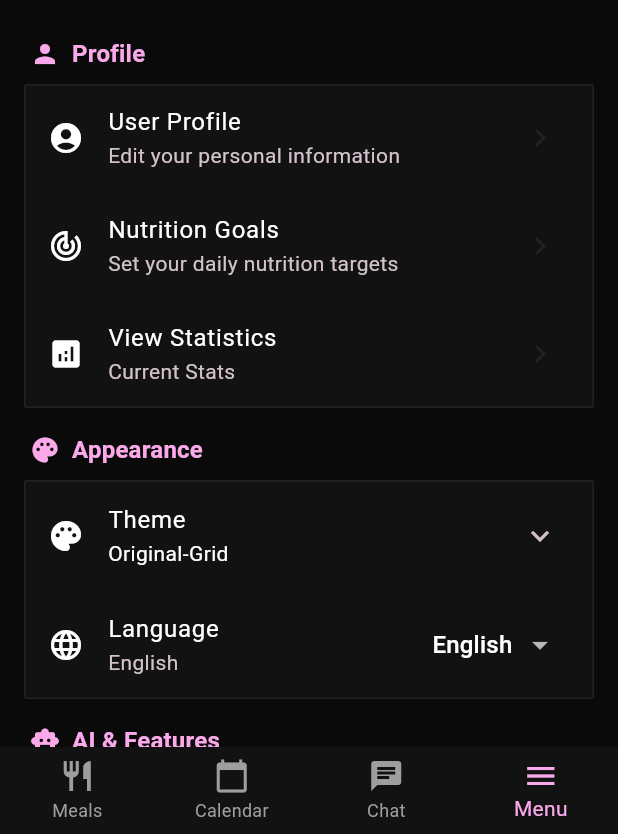
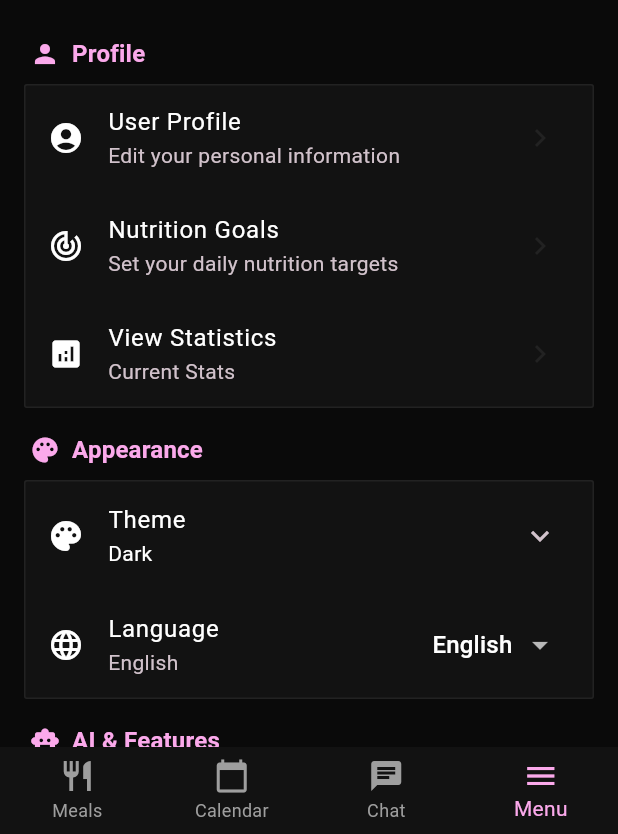
Before and after one commit to MrLappes/platepal-tracker-flutter, a Flutter app: the screen it shows after launch, item 4 of the bottom bar chosen, on a phone screen of 412 x 824 dp, the part 402-1236 px from its top. Run offline on Flutter 3.47's test engine with Material 3 defaults, Android fonts, the phone set to English and light mode, and no system bars; our stand-ins replace cached_network_image, file_picker, go_router, image_picker, share_plus, shared_preferences and 1 more; missing offline and left inert: health, mobile_scanner; accounts and stored records are empty.

Commit message:
Design Overhaul Stage 3: Restored original theme names while maintaining sharp industrial geometry. Polished typography and beveled action items.

```diff
--- a/lib/providers/theme_provider.dart
+++ b/lib/providers/theme_provider.dart
@@ -10,9 +10,9 @@ class ThemeProvider extends ChangeNotifier {
   static const String _themePrefKey = 'theme_preference';
   static const String _themeNameKey = 'theme_name';
 
-  ThemePreference _themePreference = ThemePreference.dark; // Default to Dark
-  String _currentThemeName = AppThemes.originalCyber.name;
-  AppTheme _currentTheme = AppThemes.originalCyber;
+  ThemePreference _themePreference = ThemePreference.dark;
+  String _currentThemeName = AppThemes.dark.name;
+  AppTheme _currentTheme = AppThemes.dark;
   bool _isDark = true;
 
   ThemeProvider() {
@@ -45,7 +45,7 @@ class ThemeProvider extends ChangeNotifier {
       if (savedThemeName != null) {
         _currentThemeName = savedThemeName;
       } else {
-        _currentThemeName = AppThemes.originalCyber.name;
+        _currentThemeName = AppThemes.dark.name;
       }
 
       _updateTheme();
@@ -80,7 +80,7 @@ class ThemeProvider extends ChangeNotifier {
         break;
     }
 
-    _currentTheme = _isDark ? AppThemes.originalCyber : AppThemes.customLight;
+    _currentTheme = AppThemes.getThemeByName(_currentThemeName);
 
     _updateSystemBrightness();
     notifyListeners();
@@ -108,6 +108,14 @@ class ThemeProvider extends ChangeNotifier {
     }
   }
 
+  Future<void> setThemeByName(String themeName) async {
+    if (_currentThemeName != themeName) {
+      _currentThemeName = themeName;
+      _updateTheme();
+      await _saveThemePreference();
+    }
+  }
+
   Future<void> toggleTheme() async {
     if (_themePreference == ThemePreference.light) {
       await setThemePreference(ThemePreference.dark);
@@ -116,16 +124,6 @@ class ThemeProvider extends ChangeNotifier {
     }
   }
 
-  // Restore logic for MenuScreen
   List<String> get availableThemes => AppThemes.allThemes.map((t) => t.name).toList();
-
-  Future<void> setThemeByName(String themeName) async {
-    if (_currentThemeName != themeName) {
-      _currentThemeName = themeName;
-      _updateTheme();
-      await _saveThemePreference();
-    }
-  }
-
   List<String> get allAvailableThemes => AppThemes.allThemes.map((t) => t.name).toList();
 }
--- a/lib/themes/app_theme.dart
+++ b/lib/themes/app_theme.dart
@@ -55,17 +55,15 @@ class AppTheme {
       cardColor: colors.card,
       dividerColor: colors.border,
 
-      // SHARP MODERN TYPOGRAPHY
       textTheme: TextTheme(
         displayLarge: TextStyle(color: colors.text, fontWeight: FontWeight.w900, letterSpacing: -1.0),
         headlineLarge: TextStyle(color: colors.text, fontWeight: FontWeight.w800, letterSpacing: -0.5),
         titleLarge: TextStyle(color: colors.text, fontWeight: FontWeight.bold, fontSize: 18),
         bodyLarge: TextStyle(color: colors.text, fontSize: 16),
         bodyMedium: TextStyle(color: colors.text.withValues(alpha: 0.7), fontSize: 14),
-        labelSmall: const TextStyle(fontWeight: FontWeight.w900, letterSpacing: 1.2, fontSize: 10),
+        labelSmall: const TextStyle(fontWeight: FontWeight.w900, letterSpacing: 1.5, fontSize: 10, fontFamily: 'monospace'),
       ),
 
-      // SQUARE DESIGN LANGUAGE
       appBarTheme: AppBarTheme(
         backgroundColor: colors.background,
         foregroundColor: colors.text,
@@ -84,7 +82,7 @@ class AppTheme {
         color: colors.card,
         elevation: 0,
         shape: RoundedRectangleBorder(
-          borderRadius: BorderRadius.circular(2), // ALMOST SQUARE
+          borderRadius: BorderRadius.circular(2),
           side: BorderSide(color: colors.border, width: 1),
         ),
         margin: const EdgeInsets.symmetric(vertical: 4),
@@ -97,7 +95,7 @@ class AppTheme {
           elevation: 0,
           padding: const EdgeInsets.symmetric(horizontal: 20, vertical: 12),
           shape: const BeveledRectangleBorder(
-            borderRadius: BorderRadius.all(Radius.circular(4)), // TECHNICAL CUT
+            borderRadius: BorderRadius.all(Radius.circular(4)),
           ),
           textStyle: const TextStyle(fontWeight: FontWeight.w900, letterSpacing: 0.5),
         ),
@@ -109,7 +107,7 @@ class AppTheme {
           padding: const EdgeInsets.symmetric(horizontal: 20, vertical: 12),
           side: BorderSide(color: colors.border, width: 2),
           shape: const RoundedRectangleBorder(
-            borderRadius: BorderRadius.zero, // FULL SQUARE
+            borderRadius: BorderRadius.zero,
           ),
         ),
       ),
@@ -137,7 +135,6 @@ class AppTheme {
         unselectedItemColor: colors.text.withValues(alpha: 0.3),
         type: BottomNavigationBarType.fixed,
         elevation: 0,
-        landscapeLayout: BottomNavigationBarLandscapeLayout.spread,
       ),
 
       tabBarTheme: TabBarThemeData(
@@ -151,15 +148,31 @@ class AppTheme {
 }
 
 class AppThemes {
-  // Original Palette LANDING IN INDUSTRIAL FORM
-  static const AppTheme originalCyber = AppTheme(
-    name: 'Original-Grid',
+  static const AppTheme light = AppTheme(
+    name: 'Light',
+    isDark: false,
+    colors: AppThemeColors(
+      primary: Color(0xFFfba9eb),
+      background: Color(0xFFffffff),
+      card: Color(0xFFf8f8f8),
+      text: Color(0xFF000000),
+      border: Color(0xFFe0e0e0),
+      notification: Color(0xFFff3b30),
+      secondary: Color(0xFF6C757D),
+      success: Color(0xFF28A745),
+      warning: Color(0xFFFFC107),
+      error: Color(0xFFDC3545),
+    ),
+  );
+
+  static const AppTheme dark = AppTheme(
+    name: 'Dark',
     isDark: true,
     colors: AppThemeColors(
-      primary: Color(0xFFfba9eb), // Your Pink
-      background: Color(0xFF0A0A0A), // High Contrast Dark
+      primary: Color(0xFFfba9eb),
+      background: Color(0xFF0A0A0A),
       card: Color(0xFF121212),
-      text: Color(0xFFFFFFFF),
+      text: Color(0xFFffffff),
       border: Color(0xFF222222),
       notification: Color(0xFFff453a),
       secondary: Color(0xFF6C757D),
@@ -169,31 +182,69 @@ class AppThemes {
     ),
   );
 
-  static const AppTheme customLight = AppTheme(
-    name: 'Studio-Square',
+  static const AppTheme oceanic = AppTheme(
+    name: 'Oceanic',
     isDark: false,
     colors: AppThemeColors(
-      primary: Color(0xFFfba9eb),
-      background: Color(0xFFFFFFFF),
-      card: Color(0xFFF5F5F5),
+      primary: Color(0xFF0077BE),
+      background: Color(0xFFffffff),
+      card: Color(0xFFf0f8ff),
       text: Color(0xFF000000),
-      border: Color(0xFFE0E0E0),
+      border: Color(0xFFcce7ff),
       notification: Color(0xFFff3b30),
-      secondary: Color(0xFF6C757D),
+      secondary: Color(0xFF4A90A4),
+      success: Color(0xFF00A86B),
+      warning: Color(0xFFFFB347),
+      error: Color(0xFFE74C3C),
+    ),
+  );
+
+  static const AppTheme forest = AppTheme(
+    name: 'Forest',
+    isDark: false,
+    colors: AppThemeColors(
+      primary: Color(0xFF228B22),
+      background: Color(0xFFffffff),
+      card: Color(0xFFf0fff0),
+      text: Color(0xFF000000),
+      border: Color(0xFFc8e6c8),
+      notification: Color(0xFFff3b30),
+      secondary: Color(0xFF5D8A5D),
+      success: Color(0xFF32CD32),
+      warning: Color(0xFFFFD700),
+      error: Color(0xFFDC143C),
+    ),
+  );
+
+  static const AppTheme platePal = AppTheme(
+    name: 'PlatePal',
+    isDark: false,
+    colors: AppThemeColors(
+      primary: Color(0xFFe384c7),
+      background: Color(0xFFF5F5F5),
+      card: Color(0xFFffffff),
+      text: Color(0xFF5B5B5B),
+      border: Color(0xFFe0e0e0),
+      notification: Color(0xFFff3b30),
+      secondary: Color(0xFF9e6593),
       success: Color(0xFF28A745),
       warning: Color(0xFFFFC107),
       error: Color(0xFFDC3545),
     ),
   );
 
-  static List<AppTheme> get allThemes => [originalCyber, customLight];
-  static AppTheme get dark => originalCyber;
-  static AppTheme get light => customLight;
+  static List<AppTheme> get allThemes => [
+    light,
+    dark,
+    oceanic,
+    forest,
+    platePal,
+  ];
 
   static AppTheme getThemeByName(String name) {
     return allThemes.firstWhere(
       (theme) => theme.name == name,
-      orElse: () => originalCyber,
+      orElse: () => dark,
     );
   }
 }
```
